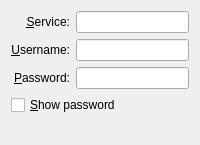
Before: the Qt Designer form libs/ui/pppoe.ui in netrunner-debian-kde-extras/networkmanagement, drawn with Qt 5.
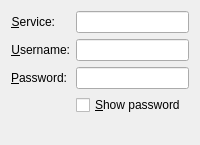
After: the same form once the commit is applied. Custom widgets are drawn as their Qt base class.

Patch:
```diff
--- a/libs/ui/pppoe.ui
+++ b/libs/ui/pppoe.ui
@@ -13,9 +13,7 @@
   <property name="windowTitle">
    <string>DSL</string>
   </property>
-  <layout class="QVBoxLayout" name="verticalLayout">
-   <item>
-    <layout class="QGridLayout" name="gridLayout">
+  <layout class="QFormLayout" name="formLayout">
      <item row="0" column="0">
       <widget class="QLabel" name="label">
        <property name="text">
@@ -68,16 +66,14 @@
      <item row="2" column="1">
       <widget class="KLineEdit" name="password"/>
      </item>
-    </layout>
-   </item>
-   <item>
+   <item row="3" column="1">
     <widget class="QCheckBox" name="chkShowPass">
      <property name="text">
       <string>&amp;Show password</string>
      </property>
     </widget>
    </item>
-   <item>
+   <item row="4" column="0" colspan="2">
     <spacer name="verticalSpacer">
      <property name="orientation">
       <enum>Qt::Vertical</enum>
```
Lines whose indentation alone changed are shown as unchanged.
